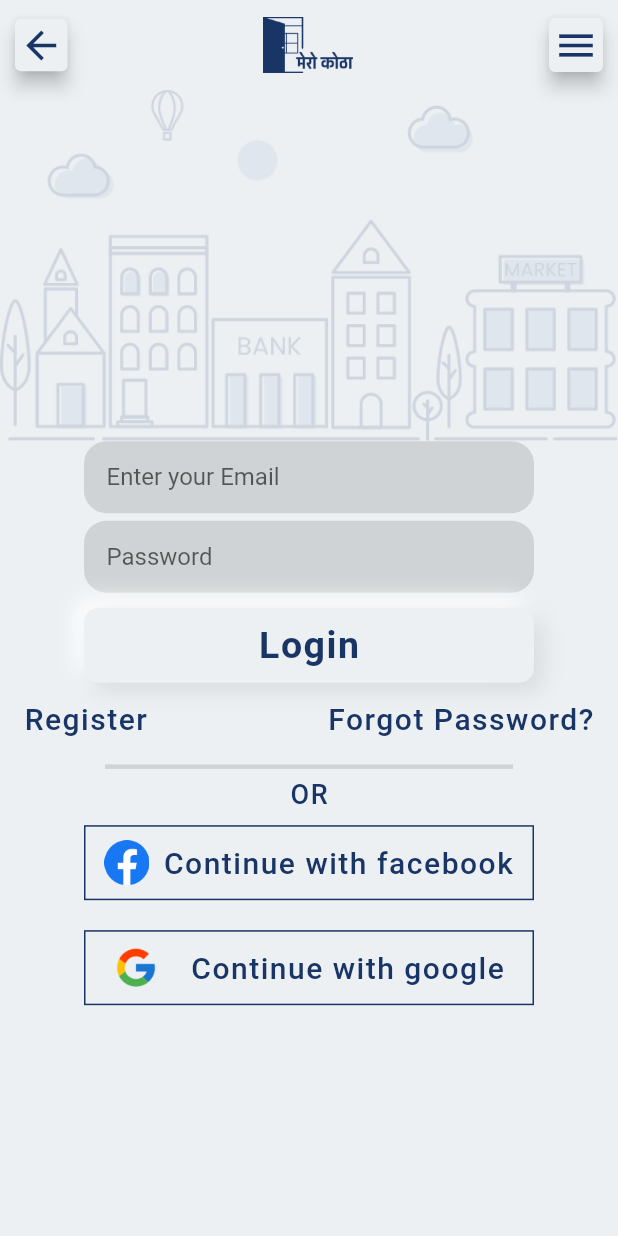
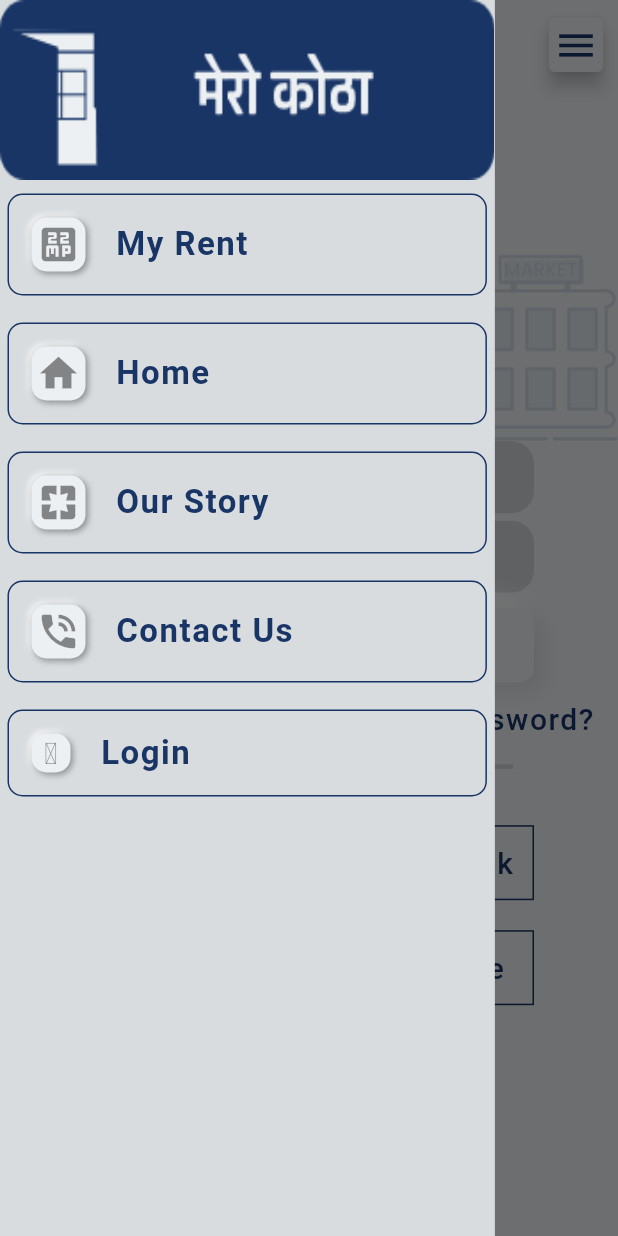
Before and after one commit to Santosh-Devkota/mero-kotha, a Flutter app: the LoginSigninPage screen opened by its route, with the side drawer open (before the commit the screen has no drawer), on a phone screen of 412 x 824 dp. Run offline on Flutter 3.47's test engine with Material 2 defaults, Android fonts, the phone set to English and light mode, and no system bars; drawn by our look-alikes of clay_containers; our stand-ins replace cached_network_image, carousel_slider, dio, flutter_bloc, google_fonts; missing offline and left inert: dart:ffi, dio_http_cache.

Commit message:
drawer implemented

```diff
--- /dev/null
+++ b/lib/app_icons.dart
@@ -0,0 +1,30 @@
+/// Flutter icons MyFlutterApp
+/// Copyright (C) 2020 by original authors @ fluttericon.com, fontello.com
+/// This font was generated by FlutterIcon.com, which is derived from Fontello.
+///
+/// To use this font, place it in your fonts/ directory and include the
+/// following in your pubspec.yaml
+///
+/// flutter:
+///   fonts:
+///    - family:  MyFlutterApp
+///      fonts:
+///       - asset: fonts/MyFlutterApp.ttf
+///
+///
+/// * MFG Labs, Copyright (C) 2012 by Daniel Bruce
+///         Author:    MFG Labs
+///         License:   SIL (http://scripts.sil.org/OFL)
+///         Homepage:  http://www.mfglabs.com/
+///
+import 'package:flutter/widgets.dart';
+
+class AppIcons {
+  AppIcons._();
+
+  static const _kFontFam = 'MyFlutterApp';
+  static const _kFontPkg = null;
+
+  static const IconData login =
+      IconData(0xf02c, fontFamily: _kFontFam, fontPackage: _kFontPkg);
+}
--- a/lib/conf.dart
+++ b/lib/conf.dart
@@ -1,6 +1,7 @@
 import 'package:flutter/material.dart';
 import 'package:mero_kotha/pages/login_signin.dart';
 import 'package:mero_kotha/pages/room_search.dart';
+import './app_icons.dart';
 
 import 'main.dart';
 
@@ -25,6 +26,28 @@ class RouteGenerator {
   }
 }
 
+List<Map<String, dynamic>> drawerCategory = [
+  {
+    "title": "My Rent",
+    "icon": Icon(IconData(57360, fontFamily: 'MaterialIcons')),
+  },
+  {
+    "title": "Home",
+    "icon": Icon(Icons.home),
+  },
+  {
+    "title": "Our Story",
+    "icon": Icon(Icons.pages),
+  },
+  {"title": "Contact Us", "icon": Icon(Icons.phone_in_talk)},
+  {
+    "title": "Login",
+    "icon": Icon(
+      AppIcons.login,
+      size: 20,
+    ),
+  },
+];
 // Color baseColor = Color(0xFFECF0F3);
 Color baseColor = Color(0xFFECF0F3);
 Color backgroundColor = Color(0xFF193566);
--- a/lib/main.dart
+++ b/lib/main.dart
@@ -3,6 +3,7 @@ import 'package:flutter/material.dart';
 import 'package:flutter_bloc/flutter_bloc.dart';
 import 'package:mero_kotha/Bloc/home_depart_bloc.dart';
 import 'package:mero_kotha/Bloc/room_slider_bloc.dart';
+import 'package:mero_kotha/widgets/customDrawer.dart';
 import 'package:mero_kotha/widgets/homeCategories.dart';
 import 'package:mero_kotha/widgets/neocontainer.dart';
 import 'package:google_fonts/google_fonts.dart';
@@ -49,11 +50,20 @@ void main() => runApp(MultiBlocProvider(
           home: HomeScreen(),
         )));
 
-class HomeScreen extends StatelessWidget {
+class HomeScreen extends StatefulWidget {
+  @override
+  _HomeScreenState createState() => _HomeScreenState();
+}
+
+class _HomeScreenState extends State<HomeScreen> {
+  GlobalKey<ScaffoldState> _key = GlobalKey();
   @override
   Widget build(BuildContext context) {
     return SafeArea(
       child: Scaffold(
+        key: _key,
+        drawer: CustomDrawer(),
+        // endDrawer: CustomDrawer(),
         backgroundColor: baseColor,
         // appBar: PreferredSize(
         //   preferredSize: Size.fromHeight(56),
@@ -90,7 +100,9 @@ class HomeScreen extends StatelessWidget {
                 child: IconButton(
                   icon: Icon(Icons.menu),
                   iconSize: 30.0,
-                  onPressed: () {},
+                  onPressed: () {
+                    _key.currentState.openDrawer();
+                  },
                 ),
                 //  color: baseColor,
                 borderRadius: 20,
--- a/lib/pages/login_signin.dart
+++ b/lib/pages/login_signin.dart
@@ -2,6 +2,7 @@ import 'package:clay_containers/clay_containers.dart';
 import 'package:flutter/material.dart';
 import 'package:flutter/services.dart';
 import 'package:mero_kotha/widgets/customAppbar.dart';
+import 'package:mero_kotha/widgets/customDrawer.dart';
 
 import '../conf.dart';
 
@@ -11,6 +12,7 @@ class LoginSigninPage extends StatefulWidget {
 }
 
 class _LoginSigninPageState extends State<LoginSigninPage> {
+  GlobalKey<ScaffoldState> _key = GlobalKey();
   final _formKey = GlobalKey<FormState>();
   @override
   Widget build(BuildContext context) {
@@ -20,7 +22,12 @@ class _LoginSigninPageState extends State<LoginSigninPage> {
         statusBarColor: backgroundColor,
       ),
       child: Scaffold(
-        appBar: MyAppbar(preferredSize: Size.fromHeight(60.0)),
+        drawer: CustomDrawer(),
+        key: _key,
+        appBar: MyAppbar(
+          preferredSize: Size.fromHeight(60.0),
+          scaffoldKey: _key,
+        ),
         body: Form(
           key: _formKey,
           child: Container(
--- a/lib/widgets/customAppbar.dart
+++ b/lib/widgets/customAppbar.dart
@@ -3,11 +3,19 @@ import 'package:flutter/material.dart';
 import 'package:mero_kotha/conf.dart';
 import 'package:mero_kotha/widgets/neocontainer.dart';
 
-class MyAppbar extends StatelessWidget implements PreferredSizeWidget {
+class MyAppbar extends StatefulWidget implements PreferredSizeWidget {
+  final scaffoldKey;
+
   @override
   final Size preferredSize;
 
-  MyAppbar({this.preferredSize});
+  MyAppbar({this.preferredSize, this.scaffoldKey});
+
+  @override
+  _MyAppbarState createState() => _MyAppbarState();
+}
+
+class _MyAppbarState extends State<MyAppbar> {
   @override
   Widget build(BuildContext context) {
     return SafeArea(
@@ -65,7 +73,9 @@ class MyAppbar extends StatelessWidget implements PreferredSizeWidget {
                   ),
                 ),
                 InkWell(
-                  onTap: () {},
+                  onTap: () {
+                    (widget.scaffoldKey).currentState.openDrawer();
+                  },
                   child: Card(
                     margin: EdgeInsets.only(right: 10),
                     elevation: 5,
--- /dev/null
+++ b/lib/widgets/customDrawer.dart
@@ -0,0 +1,37 @@
+import 'package:clay_containers/clay_containers.dart';
+import 'package:flutter/material.dart';
+import 'package:mero_kotha/widgets/drawerListTile.dart';
+
+import '../conf.dart';
+
+class CustomDrawer extends StatefulWidget {
+  @override
+  _CustomDrawerState createState() => _CustomDrawerState();
+}
+
+class _CustomDrawerState extends State<CustomDrawer> {
+  @override
+  Widget build(BuildContext context) {
+    return ClayContainer(
+        curveType: CurveType.none,
+        // depth: ,
+        emboss: true,
+        spread: 0,
+        width: (MediaQuery.of(context).size.width) * 0.8,
+        height: MediaQuery.of(context).size.height,
+        color: baseColor,
+        child: Column(
+          children: [
+            Container(
+              width: (MediaQuery.of(context).size.width) * 0.8,
+              child: Image.asset(
+                "assets/icons/drawer_logo.png",
+                fit: BoxFit.fill,
+                height: 120,
+              ),
+            ),
+            Expanded(child: DrawerListTile()),
+          ],
+        ));
+  }
+}
--- /dev/null
+++ b/lib/widgets/drawerListTile.dart
@@ -0,0 +1,56 @@
+import 'package:clay_containers/clay_containers.dart';
+import 'package:flutter/material.dart';
+
+import '../conf.dart';
+
+class DrawerListTile extends StatelessWidget {
+  @override
+  Widget build(BuildContext context) {
+    return ListView.builder(
+      itemCount: drawerCategory.length,
+      itemBuilder: (context, index) => ListTile(
+        contentPadding: EdgeInsets.symmetric(horizontal: 5, vertical: 5),
+        title: Container(
+          decoration: BoxDecoration(
+            border: Border.all(
+              width: 1,
+              color: backgroundColor,
+            ),
+            borderRadius: BorderRadius.circular(10),
+          ),
+          padding: EdgeInsets.all(15),
+          child: Row(
+            mainAxisAlignment: MainAxisAlignment.start,
+            children: [
+              ClayContainer(
+                depth: 100,
+                customBorderRadius: BorderRadius.circular(10),
+                color: baseColor,
+                child: Padding(
+                  padding: EdgeInsets.all(3),
+                  child: drawerCategory[index]["icon"],
+                ),
+                spread: 1.5,
+                emboss: false,
+                curveType: CurveType.none,
+              ),
+              SizedBox(
+                width: 20.0,
+              ),
+              Text(
+                drawerCategory[index]["title"],
+                style: Theme.of(context)
+                    .textTheme
+                    .bodyText1
+                    .copyWith(fontWeight: FontWeight.bold),
+              )
+            ],
+          ),
+        ),
+        onTap: () {
+          Navigator.of(context).pop();
+        },
+      ),
+    );
+  }
+}
--- a/pubspec.yaml
+++ b/pubspec.yaml
@@ -56,6 +56,7 @@ flutter:
   assets:
     - assets/images/
     - assets/icons/
+    - assets/fonts/
   #   - images/a_dot_ham.jpeg
 
   # An image asset can refer to one or more resolution-specific "variants", see
```
Also changed, not shown: assets/fonts/AppIcons.ttf (added), assets/icons/drawer_logo.png (added).
